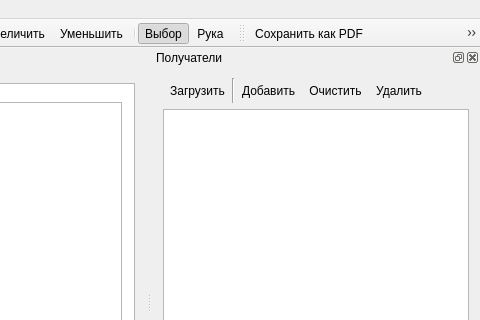
Old version of the form mainwindow.ui in the repository Kansept/nePrint; both pictures show x 295 to 775 and y 0 to 320 of the 775 by 577 pixel window.
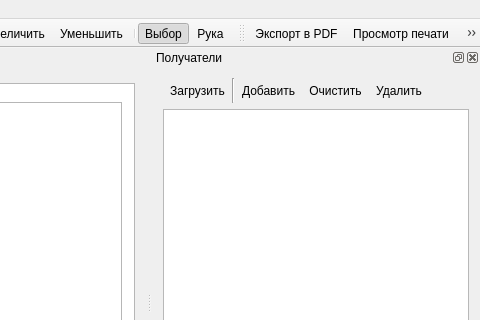
New version of the form. Icons and pictures are not drawn. Custom widgets are drawn as their Qt base class.

The edit to the form file:
```diff
--- a/mainwindow.ui
+++ b/mainwindow.ui
@@ -553,7 +553,7 @@
      <normaloff>:/res/pdf.png</normaloff>:/res/pdf.png</iconset>
    </property>
    <property name="text">
-    <string>Сохранить как PDF</string>
+    <string>Экспорт в PDF</string>
    </property>
   </action>
   <action name="print">
```
